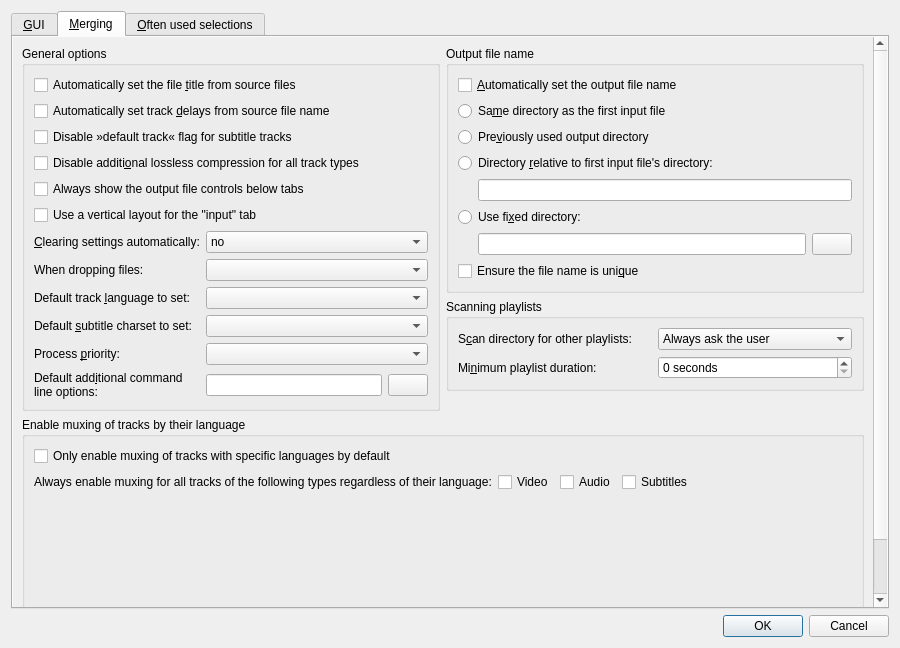
This is src/mkvtoolnix-gui/forms/main_window/preferences_dialog.ui in jpsdr/MKVToolnix-Windows-7 as Qt 5 draws it before an edit. The edited form follows.
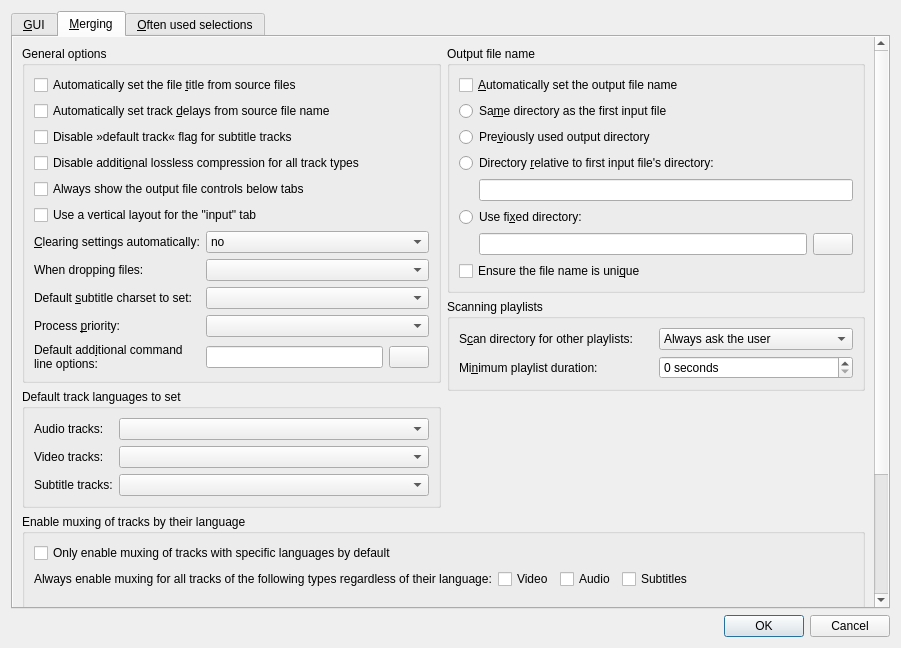
This is the edited form. The open tabs and pages were chosen to show the change. Icons and pictures are not drawn. Custom widgets are drawn as their Qt base class.

Commit message:
GUI: implement default track language by type
Before there was a single setting »default track language« that was
applied to all tracks regardless of their type.

This has been split up into separate settings for audio, video and
subtitle tracks. The rationale is that you often have a default language
for audio tracks but a different one for subtitles. In addition video
usually don't have a language at all for which zxx (no linguistic
content) might be appropriate as a default.

Implements #1338.

Patch:
```diff
--- a/src/mkvtoolnix-gui/forms/main_window/preferences_dialog.ui
+++ b/src/mkvtoolnix-gui/forms/main_window/preferences_dialog.ui
@@ -6,7 +6,7 @@
    <rect>
     <x>0</x>
     <y>0</y>
-    <width>900</width>
+    <width>901</width>
     <height>648</height>
    </rect>
   </property>
@@ -372,16 +372,14 @@
            <rect>
             <x>0</x>
             <y>0</y>
-            <width>860</width>
-            <height>679</height>
+            <width>861</width>
+            <height>786</height>
            </rect>
           </property>
-          <layout class="QVBoxLayout" name="verticalLayout_14">
-           <item>
-            <layout class="QHBoxLayout" name="horizontalLayout_2">
-             <item>
               <layout class="QVBoxLayout" name="verticalLayout_9">
                <item>
+            <layout class="QHBoxLayout" name="horizontalLayout_2">
+             <item>
                 <layout class="QVBoxLayout" name="verticalLayout_6">
                  <item>
                   <widget class="QGroupBox" name="groupBox_3">
@@ -433,7 +431,10 @@
                     </item>
                     <item>
                      <layout class="QGridLayout" name="gridLayout_2">
-                      <item row="5" column="1">
+                    <item row="2" column="1">
+                     <widget class="mtx::gui::Util::CharacterSetComboBox" name="cbMDefaultSubtitleCharset"/>
+                    </item>
+                    <item row="4" column="1">
                        <layout class="QHBoxLayout" name="horizontalLayout_9">
                         <item>
                          <widget class="QLineEdit" name="leMDefaultAdditionalCommandLineOptions"/>
@@ -451,20 +452,10 @@
                         </item>
                        </layout>
                       </item>
-                      <item row="4" column="1">
+                    <item row="3" column="1">
                        <widget class="QComboBox" name="cbMProcessPriority"/>
                       </item>
-                      <item row="2" column="0">
-                       <widget class="QLabel" name="label_12">
-                        <property name="text">
-                         <string>Default track &amp;language to set:</string>
-                        </property>
-                        <property name="buddy">
-                         <cstring>cbMDefaultTrackLanguage</cstring>
-                        </property>
-                       </widget>
-                      </item>
-                      <item row="4" column="0">
+                    <item row="3" column="0">
                        <widget class="QLabel" name="label_5">
                         <property name="text">
                          <string>Process &amp;priority:</string>
@@ -474,7 +465,7 @@
                         </property>
                        </widget>
                       </item>
-                      <item row="3" column="0">
+                    <item row="2" column="0">
                        <widget class="QLabel" name="label_4">
                         <property name="text">
                          <string>Default &amp;subtitle charset to set:</string>
@@ -484,7 +475,7 @@
                         </property>
                        </widget>
                       </item>
-                      <item row="5" column="0">
+                    <item row="4" column="0">
                        <widget class="QLabel" name="label_15">
                         <property name="text">
                          <string>Default add&amp;itional command line options:</string>
@@ -497,9 +488,6 @@
                         </property>
                        </widget>
                       </item>
-                      <item row="2" column="1">
-                       <widget class="mtx::gui::Util::LanguageComboBox" name="cbMDefaultTrackLanguage"/>
-                      </item>
                       <item row="0" column="1">
                        <widget class="QComboBox" name="cbMClearMergeSettings">
                         <item>
@@ -519,8 +507,8 @@
                         </item>
                        </widget>
                       </item>
-                      <item row="3" column="1">
-                       <widget class="mtx::gui::Util::CharacterSetComboBox" name="cbMDefaultSubtitleCharset"/>
+                    <item row="1" column="1">
+                     <widget class="QComboBox" name="cbMAddingAppendingFilesPolicy"/>
                       </item>
                       <item row="0" column="0">
                        <widget class="QLabel" name="label_6">
@@ -539,15 +527,70 @@
                         </property>
                        </widget>
                       </item>
+                   </layout>
+                  </item>
+                 </layout>
+                </widget>
+               </item>
+               <item>
+                <widget class="QGroupBox" name="groupBox_9">
+                 <property name="title">
+                  <string>Default track languages to set</string>
+                 </property>
+                 <layout class="QGridLayout" name="gridLayout_5">
+                  <item row="0" column="0">
+                   <widget class="QLabel" name="lDefaultAudioTrackLanguage">
+                    <property name="text">
+                     <string>Audio tracks:</string>
+                    </property>
+                   </widget>
+                  </item>
+                  <item row="0" column="1">
+                   <widget class="mtx::gui::Util::LanguageComboBox" name="cbMDefaultAudioTrackLanguage">
+                    <property name="sizePolicy">
+                     <sizepolicy hsizetype="Expanding" vsizetype="Fixed">
+                      <horstretch>0</horstretch>
+                      <verstretch>0</verstretch>
+                     </sizepolicy>
+                    </property>
+                   </widget>
+                  </item>
+                  <item row="2" column="1">
+                   <widget class="mtx::gui::Util::LanguageComboBox" name="cbMDefaultSubtitleTrackLanguage">
+                    <property name="sizePolicy">
+                     <sizepolicy hsizetype="Expanding" vsizetype="Fixed">
+                      <horstretch>0</horstretch>
+                      <verstretch>0</verstretch>
+                     </sizepolicy>
+                    </property>
+                   </widget>
+                  </item>
                       <item row="1" column="1">
-                       <widget class="QComboBox" name="cbMAddingAppendingFilesPolicy"/>
-                      </item>
-                     </layout>
-                    </item>
-                   </layout>
+                   <widget class="mtx::gui::Util::LanguageComboBox" name="cbMDefaultVideoTrackLanguage">
+                    <property name="sizePolicy">
+                     <sizepolicy hsizetype="Expanding" vsizetype="Fixed">
+                      <horstretch>0</horstretch>
+                      <verstretch>0</verstretch>
+                     </sizepolicy>
+                    </property>
+                   </widget>
+                  </item>
+                  <item row="1" column="0">
+                   <widget class="QLabel" name="lDefaultVIdeoTrackLanguage">
+                    <property name="text">
+                     <string>Video tracks:</string>
+                    </property>
+                   </widget>
+                  </item>
+                  <item row="2" column="0">
+                   <widget class="QLabel" name="lDefaultSubtitleTrackLanguage">
+                    <property name="text">
+                     <string>Subtitle tracks:</string>
+                    </property>
                   </widget>
                  </item>
                 </layout>
+                </widget>
                </item>
                <item>
                 <spacer name="verticalSpacer">
@@ -749,7 +792,7 @@
                  <property name="sizeHint" stdset="0">
                   <size>
                    <width>20</width>
-                   <height>13</height>
+                   <height>0</height>
                   </size>
                  </property>
                 </spacer>
```
Left out of the diff: 4 changed lines with no effect on the pictures. Lines whose indentation alone changed are shown as unchanged. The commit also changes 5 other files.
